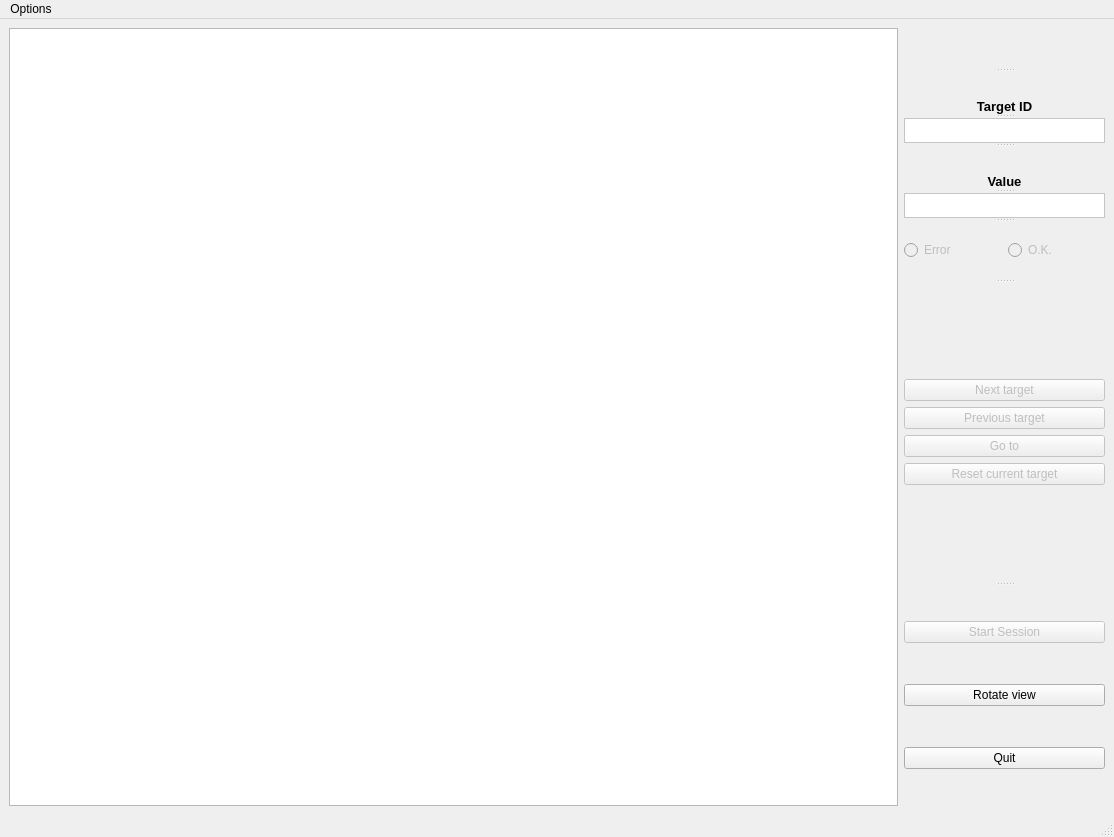
drordotan/writracker, file wacom_recorder/recorder_ui.ui: the form before one commit.
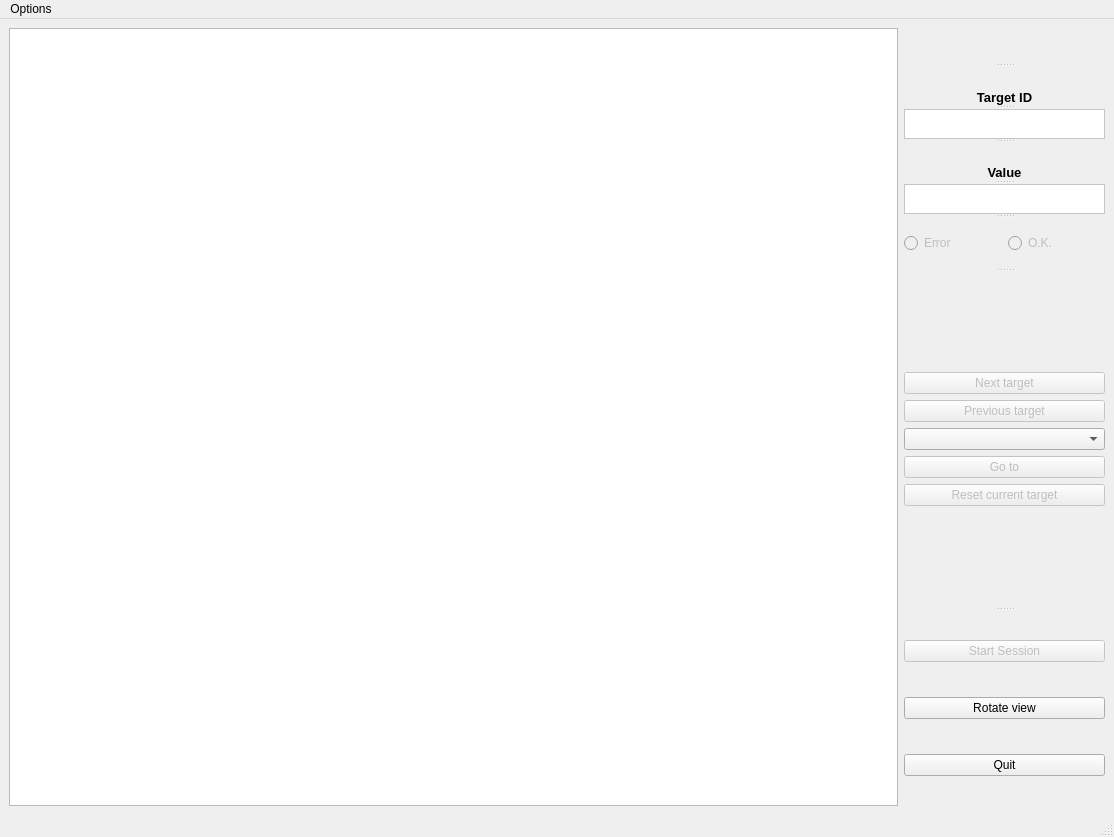
The form after the commit. Icons and pictures are not drawn.

Commit message:
Recorder: Add comboBox for goto button, fix target display
Add QComboBox list above the goto button. When parsing the targets list,
add values to the comboBox. The goto button will now jump to the target
chosen in the comboBox. Add necessary changes in UI file.

+Minor fix for minimum height constraint for the target value&id
display.

Diff of the .ui file:
```diff
--- a/wacom_recorder/recorder_ui.ui
+++ b/wacom_recorder/recorder_ui.ui
@@ -96,6 +96,12 @@
        <property name="enabled">
         <bool>false</bool>
        </property>
+       <property name="minimumSize">
+        <size>
+         <width>0</width>
+         <height>30</height>
+        </size>
+       </property>
        <property name="maximumSize">
         <size>
          <width>201</width>
@@ -139,6 +145,12 @@
        <property name="enabled">
         <bool>false</bool>
        </property>
+       <property name="minimumSize">
+        <size>
+         <width>0</width>
+         <height>30</height>
+        </size>
+       </property>
        <property name="maximumSize">
         <size>
          <width>201</width>
@@ -235,6 +247,9 @@
             </property>
            </widget>
           </item>
+          <item>
+           <widget class="QComboBox" name="combobox_targets"/>
+          </item>
           <item>
            <widget class="QPushButton" name="goto_btn">
             <property name="enabled">
```
The commit also changes 1 other file.
